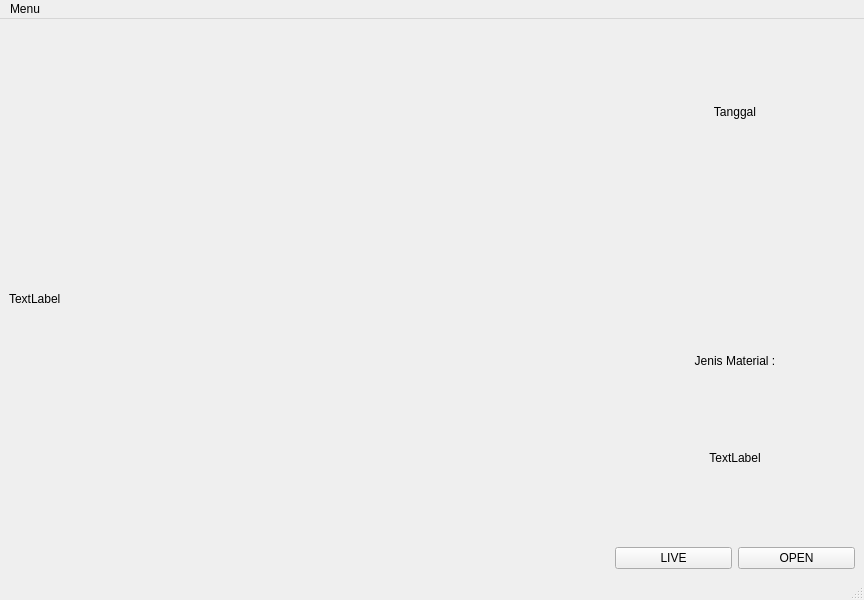
Above: gui/mainMenu.ui from kaconk17/project_skripsi before the change. Below: the same form after it.
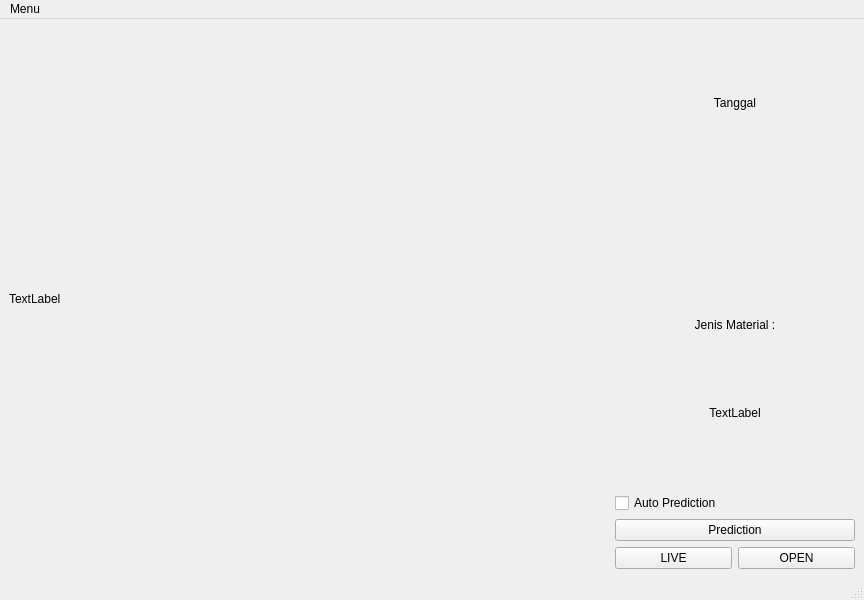
That is the form after the change.

Commit message: live predict

```diff
--- a/gui/mainMenu.ui
+++ b/gui/mainMenu.ui
@@ -68,6 +68,24 @@
           </property>
          </widget>
         </item>
+        <item>
+         <layout class="QGridLayout" name="gridLayout_3">
+          <item row="1" column="0">
+           <widget class="QPushButton" name="btnPredict">
+            <property name="text">
+             <string>Prediction</string>
+            </property>
+           </widget>
+          </item>
+          <item row="0" column="0">
+           <widget class="QCheckBox" name="checkPredict">
+            <property name="text">
+             <string>Auto Prediction</string>
+            </property>
+           </widget>
+          </item>
+         </layout>
+        </item>
         <item>
          <layout class="QHBoxLayout" name="horizontalLayout_2">
           <item>
```
The commit also changes 1 other file.
